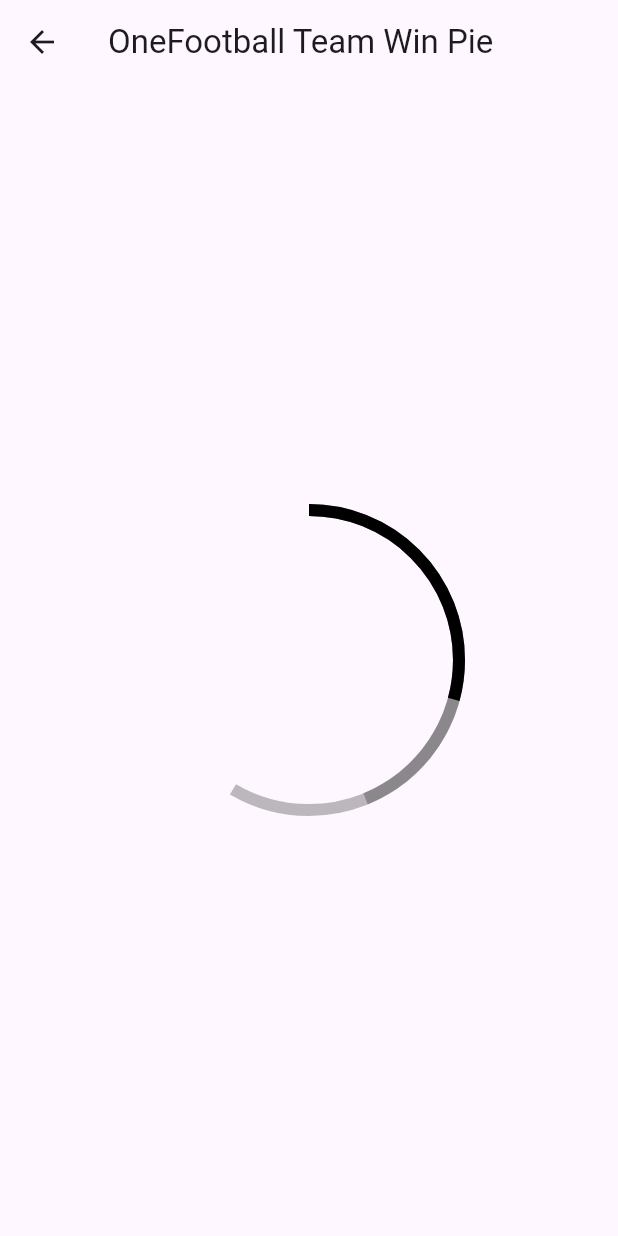
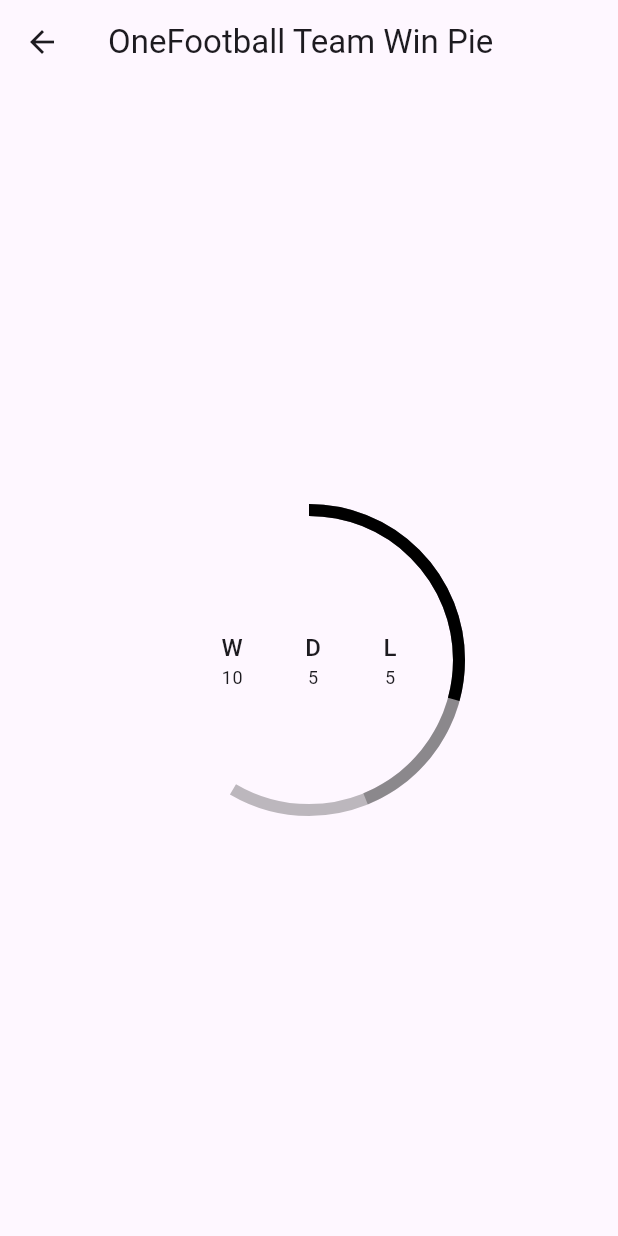
Before and after one commit to TechieBlossom/micro_animations, a Flutter app: the screen it shows after launch, after a tap on "OneFootball Team Win Pie", on a phone screen of 412 x 824 dp. Run offline on Flutter 3.47's test engine with Material 2 defaults, Android fonts, the phone set to English and light mode, and no system bars.

```diff
--- a/lib/one_football/team_pie/n_pie_chart.dart
+++ b/lib/one_football/team_pie/n_pie_chart.dart
@@ -61,16 +61,44 @@ class _NPieChartState extends State<NPieChart>
       size: Size.fromRadius(widget.radius),
       child: AnimatedBuilder(
         animation: _controller,
-        builder: (context, _) {
+        builder: (context, child) {
           return CustomPaint(
             painter: _ProgressPainter(
               winProgress: _win.value,
               drawProgress: _draw.value,
               lossProgress: _loss.value,
             ),
+            child: child,
           );
         },
+        child: Row(
+          mainAxisAlignment: MainAxisAlignment.spaceEvenly,
+          mainAxisSize: MainAxisSize.max,
+          children: [
+            VerticalStat('W', widget.win.toString()),
+            VerticalStat('D', widget.draw.toString()),
+            VerticalStat('L', widget.loss.toString()),
+          ],
+        ),
       ),
+    );
+  }
+}
+
+class VerticalStat extends StatelessWidget {
+  const VerticalStat(this.label, this.value, {super.key});
+
+  final String label;
+  final String value;
+
+  @override
+  Widget build(BuildContext context) {
+    return Column(
+      mainAxisSize: MainAxisSize.min,
+      children: [
+        Text(label, style: Theme.of(context).textTheme.titleMedium),
+        Text(value, style: Theme.of(context).textTheme.bodySmall),
+      ],
     );
   }
 }
```
